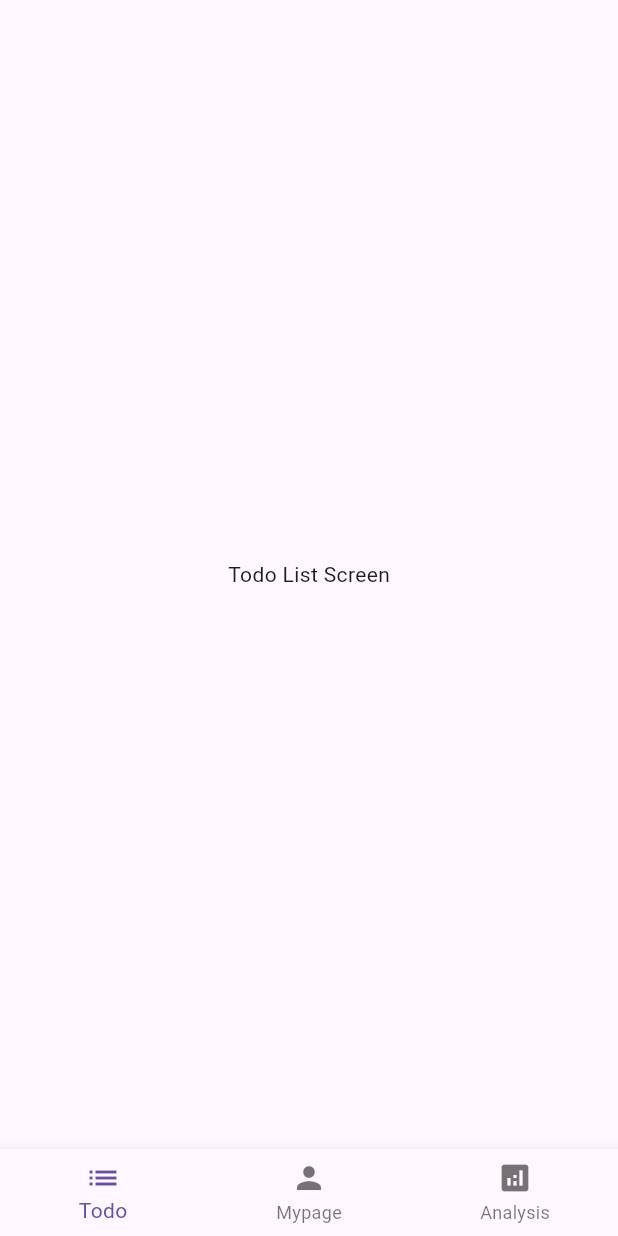
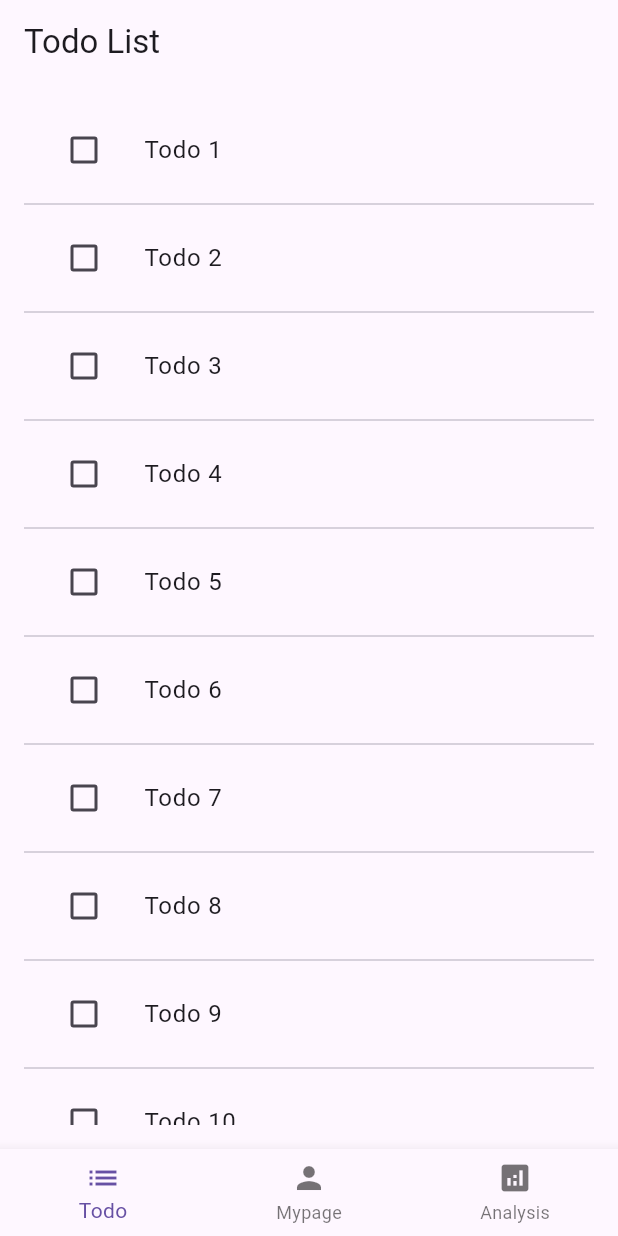
Before and after one commit to yukimiyake0607/my_project_2026_ver01, a Flutter app: the screen it shows after launch, on a phone screen of 412 x 824 dp. Run offline on Flutter 3.47's test engine with Material 3 defaults, Android fonts, the phone set to English and light mode, and no system bars.

Commit message:
feat: todo list ui

```diff
--- a/lib/src/features/todo_list/todo_list_screen.dart
+++ b/lib/src/features/todo_list/todo_list_screen.dart
@@ -5,6 +5,28 @@ class TodoListScreen extends StatelessWidget {
 
   @override
   Widget build(BuildContext context) {
-    return const Scaffold(body: Center(child: Text('Todo List Screen')));
+    return Scaffold(
+      appBar: AppBar(title: const Text('Todo List')),
+      body: Padding(
+        padding: const EdgeInsets.all(16.0),
+        child: ListView.separated(
+          itemBuilder: (context, index) {
+            return ListTile(
+              leading: Checkbox(
+                value: false,
+                onChanged: (value) {
+                  return;
+                },
+              ),
+              title: Text('Todo ${index + 1}'),
+            );
+          },
+          separatorBuilder: (context, index) {
+            return const Divider();
+          },
+          itemCount: 10,
+        ),
+      ),
+    );
   }
 }
```
